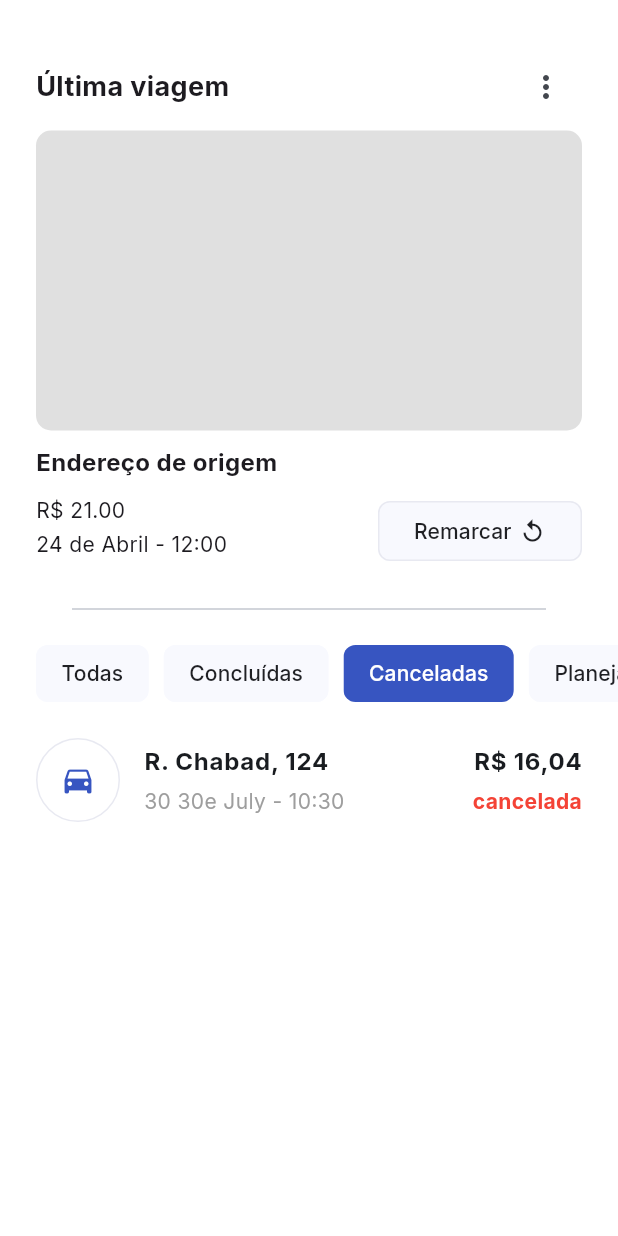
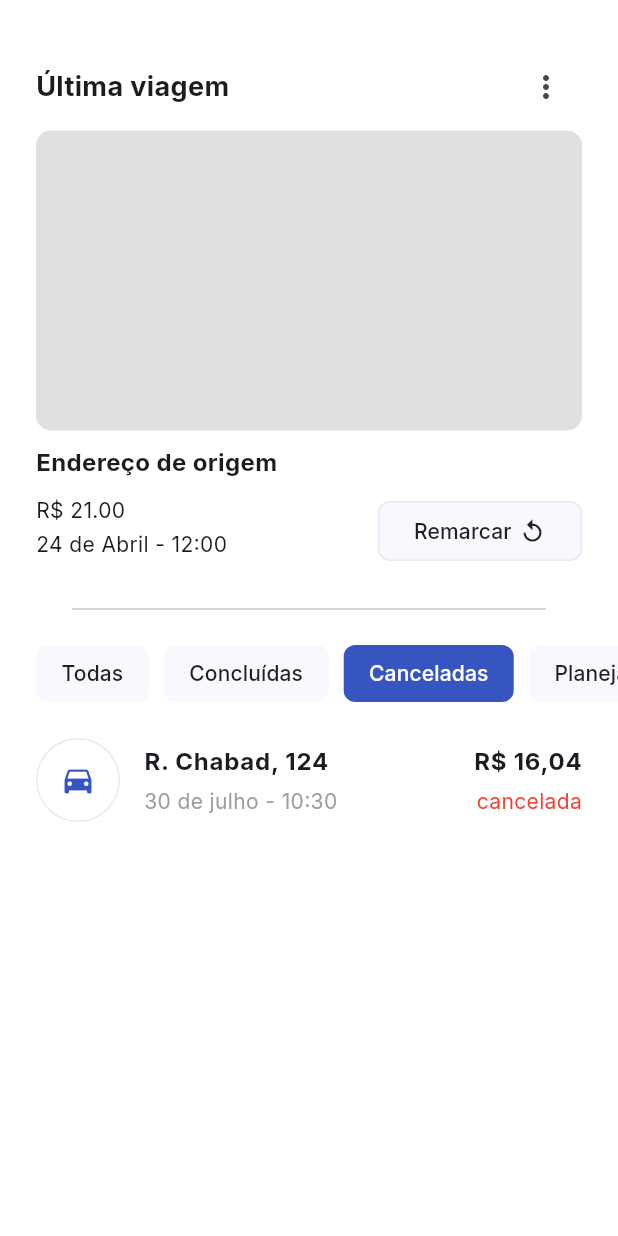
Before and after one commit to LosSantosBoys/PontoAPonto, a Flutter app: the HistoryPage screen opened by its route, swiped to page 3, on a phone screen of 412 x 824 dp. Run offline on Flutter 3.47's test engine with Material 3 defaults, Android fonts, the phone set to English and light mode, and no system bars; our stand-ins replace dio, flutter_dotenv, flutter_secure_storage, google_fonts, hive, mask_text_input_formatter and 1 more; accounts and stored records are empty; network calls fail.

Commit message:
corrige formatação de data

```diff
--- a/lib/features/home/widgets/history_tile.dart
+++ b/lib/features/home/widgets/history_tile.dart
@@ -82,7 +82,7 @@ class HistoryTile extends StatelessWidget {
         mainAxisAlignment: MainAxisAlignment.spaceBetween,
         children: [
           Text(
-            DateFormat('dd de MMMM - HH:mm').format(date),
+            DateFormat('dd \'de\' MMMM - HH:mm', 'pt_BR').format(date),
             style: const TextStyle(
               color: Colors.grey,
             ),
@@ -91,7 +91,6 @@ class HistoryTile extends StatelessWidget {
             statusLabels[status]!,
             style: TextStyle(
               color: statusColors[status],
-              fontWeight: FontWeight.bold,
             ),
           ),
         ],
```
